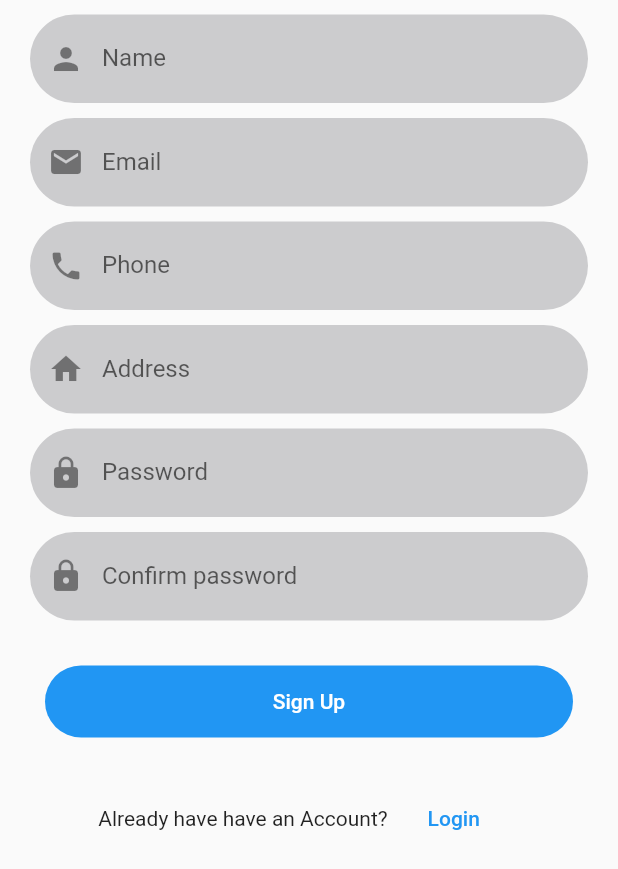
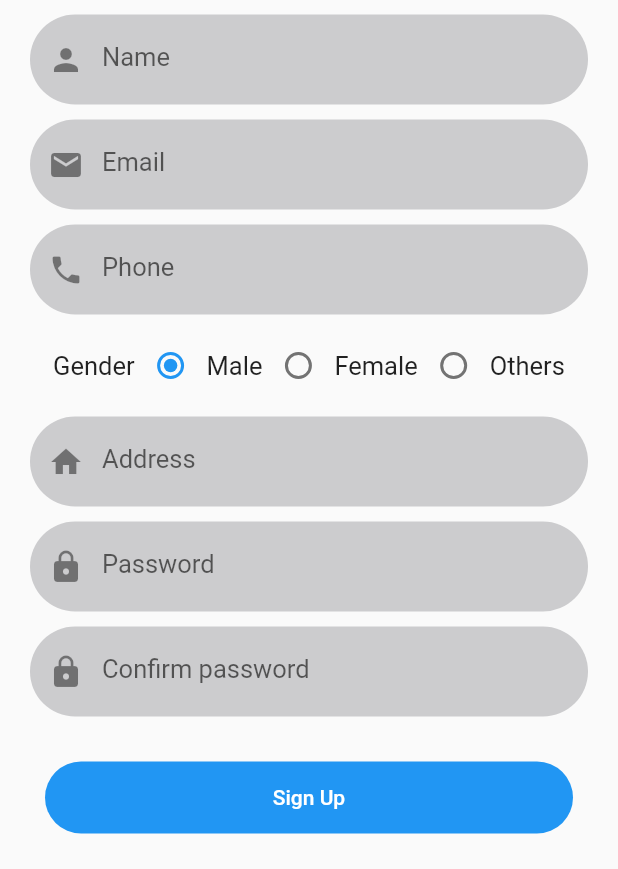
Before and after one commit to ibrahim-cse/smart_camera, a Flutter app: the SignupForm screen opened directly, on a phone screen of 412 x 824 dp, the part 367-1236 px from its top. Run offline on Flutter 3.47's test engine with Material 2 defaults, Android fonts, the phone set to English and light mode, and no system bars; our stand-ins replace fluttertoast, image_picker, sqflite; accounts and stored records are empty.

```diff
--- a/lib/common/get_text_form_field.dart
+++ b/lib/common/get_text_form_field.dart
@@ -20,6 +20,7 @@ class MyTextFormField extends StatelessWidget {
     return Container(
       padding: const EdgeInsets.symmetric(horizontal: 20.0),
       child: TextFormField(
+        style: TextStyle(fontSize: 17.0, fontWeight: FontWeight.normal),
         controller: controller,
         obscureText: isObscureText,
         keyboardType: inputType,
--- a/lib/screens/signup_form.dart
+++ b/lib/screens/signup_form.dart
@@ -15,6 +15,7 @@ class SignupForm extends StatefulWidget {
 }
 
 class _SignupFormState extends State<SignupForm> {
+  var _value = 1;
   final _formKey = GlobalKey<FormState>();
 
   final _conUserName = TextEditingController();
@@ -63,15 +64,6 @@ class _SignupFormState extends State<SignupForm> {
 
   @override
   Widget build(BuildContext context) {
-    //Properties Of Dropdown
-    // double _numberFrom = 0;
-    // String _startMeasure = '';
-    // final List<String> _measures = [
-    //   'Male',
-    //   'Female',
-    //   'Others',
-    // ];
-
     return Scaffold(
       appBar: AppBar(
         centerTitle: true,
@@ -109,44 +101,54 @@ class _SignupFormState extends State<SignupForm> {
                   myicon: Icons.phone,
                 ),
                 const SizedBox(height: 10.0),
-                //Dropdown
-                // Column(
-                //   children: [
-                //     DropdownButton<String>(
-                //       elevation: 16,
-                //       hint: Text("Gender"),
-                //       items: _measures.map((String value) {
-                //         return DropdownMenuItem<String>(
-                //           value: value,
-                //           child: Text(value),
-                //         );
-                //       }).toList(),
-                //       onChanged: (String? value) {
-                //         setState(() {
-                //           _startMeasure = value!;
-                //         });
-                //       },
-                //     ),
-                //     TextField(
-                //       onChanged: (text) {
-                //         var rv = double.tryParse(text);
-                //         if (rv != null) {
-                //           setState(() {
-                //             _numberFrom = rv;
-                //           });
-                //         } else {
-                //           setState(() {
-                //             _numberFrom = 0;
-                //           });
-                //         }
-                //       },
-                //     ),
-                //   ],
-                // ),
-
-                //
-                // //Text((_numberFrom == null) ? '' : _numberFrom.toString()),
-                // Text("Number entered: $_numberFrom"), ??//
+                Container(
+                  child: Row(
+                    mainAxisAlignment: MainAxisAlignment.center,
+                    children: <Widget>[
+                      const Text(
+                        'Gender',
+                        style: TextStyle(fontSize: 17.0),
+                      ),
+                      Radio(
+                          value: 1,
+                          groupValue: _value,
+                          onChanged: (value) {
+                            setState(() {
+                              _value = value as int;
+                            });
+                          }),
+                      const Text(
+                        'Male',
+                        style: TextStyle(fontSize: 17.0),
+                      ),
+                      Radio(
+                          value: 2,
+                          groupValue: _value,
+                          onChanged: (value) {
+                            setState(() {
+                              _value = value as int;
+                            });
+                          }),
+                      const Text(
+                        'Female',
+                        style: TextStyle(fontSize: 17.0),
+                      ),
+                      Radio(
+                          value: 3,
+                          groupValue: _value,
+                          onChanged: (value) {
+                            setState(() {
+                              _value = value as int;
+                            });
+                          }),
+                      const Text(
+                        'Others',
+                        style: TextStyle(fontSize: 17.0),
+                      ),
+                    ],
+                  ),
+                ),
+                const SizedBox(height: 10.0),
                 MyTextFormField(
                   controller: _conAddress,
                   myhint: 'Address',
```
